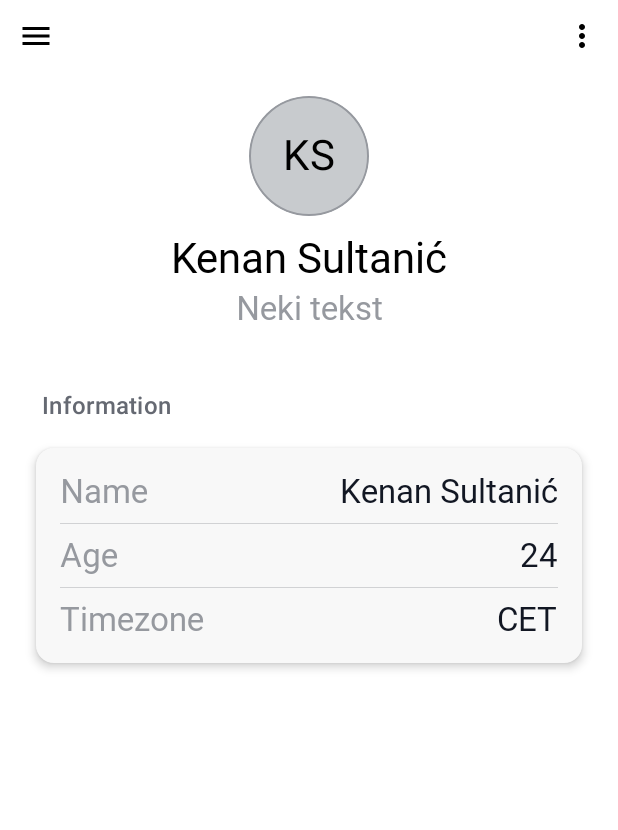
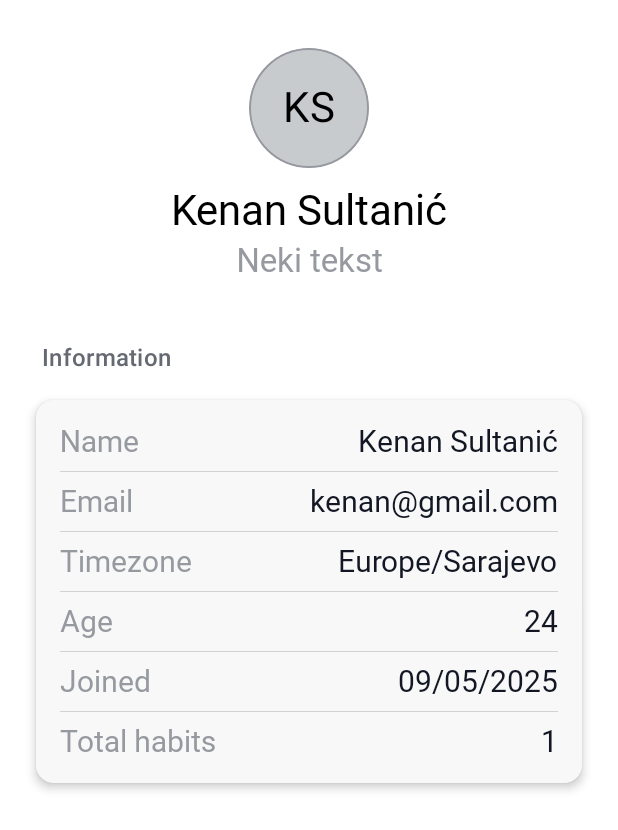
Before and after one commit to kenansultanic/android-habits-app, an Android app built with Jetpack Compose: the @Preview function ProfileScreenPreview, on a phone screen of 412 x 824 dp. Shown: the top 830 px of the screen. Run offline under Robolectric (Android 15) with nearby library versions, the phone set to English and light mode, and no system bars; our stand-ins replace Firebase (no records; nobody signed in at launch, a user with empty details on screens opened directly); Roboto replaces fonts that are not available here.

Commit message:
Profile Screen

```diff
--- a/app/src/main/java/ba/kenan/myhabits/domain/models/Habit.kt
+++ b/app/src/main/java/ba/kenan/myhabits/domain/models/Habit.kt
@@ -4,12 +4,13 @@
 import java.util.Date
 
 data class Habit(
+    val id: String = "",
     val name: String = "",
     val tags: List<String> = emptyList(),
+    val frequency: Frequency = Frequency(),
     val isArchived: Boolean = false,
-    val createdAt: Timestamp = Timestamp(Date().time),
-    val frequency: Frequency = Frequency(),
-    //val history: DocumentReference? = null
+    val createdAt: Date = Date(),
+    val history: Map<String, Boolean> = emptyMap()
 )
 
 data class Frequency(
--- /dev/null
+++ b/app/src/main/java/ba/kenan/myhabits/domain/models/UserProfile.kt
@@ -0,0 +1,12 @@
+package ba.kenan.myhabits.domain.models
+
+import java.util.Date
+
+data class UserProfile(
+    val name: String = "",
+    val email: String = "",
+    val birthDate: Date = Date(),
+    val timezone: String = "",
+    val joinedOn: Date = Date(),
+    val habits: List<Habit> = emptyList()
+)
--- a/app/src/main/java/ba/kenan/myhabits/presentation/ui/navigation/NavGraph.kt
+++ b/app/src/main/java/ba/kenan/myhabits/presentation/ui/navigation/NavGraph.kt
@@ -65,7 +65,7 @@
                     }
                 }
             } else {
-                ProfileScreen()
+                ProfileScreen(viewModel = hiltViewModel())
             }
         }
 
--- a/app/src/main/java/ba/kenan/myhabits/presentation/ui/screens/ProfileScreen.kt
+++ b/app/src/main/java/ba/kenan/myhabits/presentation/ui/screens/ProfileScreen.kt
@@ -1,5 +1,6 @@
 package ba.kenan.myhabits.presentation.ui.screens
 
+import android.util.Log
 import androidx.compose.foundation.layout.Arrangement
 import androidx.compose.foundation.layout.Column
 import androidx.compose.foundation.layout.Row
@@ -22,35 +23,90 @@
 import androidx.compose.material3.MaterialTheme
 import androidx.compose.material3.Text
 import androidx.compose.runtime.Composable
+import androidx.compose.runtime.LaunchedEffect
+import androidx.compose.runtime.getValue
 import androidx.compose.ui.Alignment
 import androidx.compose.ui.Modifier
 import androidx.compose.ui.graphics.Color
 import androidx.compose.ui.res.stringResource
 import androidx.compose.ui.unit.dp
+import androidx.compose.ui.unit.sp
+import androidx.lifecycle.compose.collectAsStateWithLifecycle
 import ba.kenan.myhabits.R
+import ba.kenan.myhabits.domain.models.Frequency
+import ba.kenan.myhabits.domain.models.Habit
+import ba.kenan.myhabits.domain.models.UserProfile
 import ba.kenan.myhabits.presentation.ui.components.ImageBox
+import ba.kenan.myhabits.presentation.ui.components.LoadingComponent
 import ba.kenan.myhabits.presentation.ui.theme.MyHabitsAppTheme
 import ba.kenan.myhabits.presentation.ui.theme.fontBlack
 import ba.kenan.myhabits.presentation.ui.theme.fontDarkGrey
 import ba.kenan.myhabits.presentation.ui.theme.fontGrey
 import ba.kenan.myhabits.presentation.utils.DevicesPreview
+import ba.kenan.myhabits.presentation.viewmodels.profile.ProfileUiState
+import ba.kenan.myhabits.presentation.viewmodels.profile.ProfileViewModel
+import com.google.firebase.auth.FirebaseAuth
+import java.text.SimpleDateFormat
+import java.time.LocalDate
+import java.time.ZoneId
+import java.time.temporal.ChronoUnit
+import java.util.Calendar
+import java.util.Date
+import java.util.Locale
 
 @Composable
 fun ProfileScreen(
+    viewModel: ProfileViewModel,
     modifier: Modifier = Modifier
 ) {
-    val info = listOf(
-        "Name" to "Kenan Sultanić",
-        "Age" to "24",
-        "Timezone" to "CET"
+    val uiState by viewModel.uiState.collectAsStateWithLifecycle()
+    val userId = FirebaseAuth.getInstance().currentUser?.uid
+
+    LaunchedEffect(userId) {
+        userId?.let { viewModel.loadProfile(it) }
+    }
+
+    when (uiState) {
+        is ProfileUiState.Loading -> LoadingComponent()
+        is ProfileUiState.Error -> {
+            Log.e("Profile", "Failed to load profile", (uiState as ProfileUiState.Error).error)
+        }
+        is ProfileUiState.Success -> {
+            val profile = (uiState as ProfileUiState.Success).profile
+            val formatter = SimpleDateFormat("dd/MM/yyyy", Locale.getDefault())
+            val joinedOn = formatter.format(profile.joinedOn)
+            val birthLocalDate = profile.birthDate.toInstant()
+                .atZone(ZoneId.systemDefault())
+                .toLocalDate()
+            val today = LocalDate.now()
+            val age = ChronoUnit.YEARS.between(birthLocalDate, today).toString()
+            val nameParts = profile.name.trim().split(" ")
+            val initials = nameParts.take(2).map { it.first().uppercaseChar() }.joinToString("")
+            ProfileScreen(
+                profile = profile,
+                age = age,
+                initials = initials,
+                joinedOn = joinedOn,
+                modifier = modifier
             )
+        }
+    }
+}
 
+@Composable
+private fun ProfileScreen(
+    profile: UserProfile,
+    initials: String,
+    age: String,
+    joinedOn: String,
+    modifier: Modifier = Modifier
+) {
     Column(
         modifier = modifier
             .fillMaxSize()
             .verticalScroll(rememberScrollState())
     ) {
-        Row(
+        /*Row(
             modifier = Modifier.fillMaxWidth(),
             horizontalArrangement = Arrangement.SpaceBetween,
             verticalAlignment = Alignment.CenterVertically
@@ -61,18 +117,18 @@
             IconButton(onClick = {}) {
                 Icon(Icons.Default.MoreVert, contentDescription = null)
             }
-        }
+        }*/
 
-        Spacer(modifier = Modifier.height(16.dp))
+        Spacer(modifier = Modifier.height(32.dp))
 
         Column(
             horizontalAlignment = Alignment.CenterHorizontally,
             modifier = Modifier.fillMaxWidth()
         ) {
-            ImageBox(initials = "KS")
+            ImageBox(initials = initials)
             Spacer(modifier = Modifier.height(12.dp))
             Text(
-                text = "Kenan Sultanić",
+                text = profile.name,
                 style = MaterialTheme.typography.headlineSmall,
                 color = Color.Black
             )
@@ -104,16 +160,37 @@
             colors = CardDefaults.cardColors(containerColor = Color(0xFFF8F8F8))
         ) {
             Column(modifier = Modifier.padding(16.dp)) {
-                info.forEachIndexed { index, (label, value) ->
-                    InfoItem(label, value)
-                    if (index < info.size - 1) {
+                InfoItem("Name", profile.name)
                 HorizontalDivider(
                     modifier = Modifier.padding(vertical = 8.dp),
                     thickness = 0.7.dp,
                     color = fontGrey.copy(alpha = 0.4f)
                 )
-                    }
-                }
+                InfoItem("Email", profile.email)
+                HorizontalDivider(
+                    modifier = Modifier.padding(vertical = 8.dp),
+                    thickness = 0.7.dp,
+                    color = fontGrey.copy(alpha = 0.4f)
+                )
+                InfoItem("Timezone", profile.timezone)
+                HorizontalDivider(
+                    modifier = Modifier.padding(vertical = 8.dp),
+                    thickness = 0.7.dp,
+                    color = fontGrey.copy(alpha = 0.4f)
+                )
+                InfoItem("Age", age)
+                HorizontalDivider(
+                    modifier = Modifier.padding(vertical = 8.dp),
+                    thickness = 0.7.dp,
+                    color = fontGrey.copy(alpha = 0.4f)
+                )
+                InfoItem("Joined", joinedOn)
+                HorizontalDivider(
+                    modifier = Modifier.padding(vertical = 8.dp),
+                    thickness = 0.7.dp,
+                    color = fontGrey.copy(alpha = 0.4f)
+                )
+                InfoItem("Total habits", profile.habits.size.toString())
             }
         }
     }
@@ -128,11 +205,11 @@
     ) {
         Text(
             text = label,
-            style = MaterialTheme.typography.bodyMedium.copy(color = fontGrey)
+            style = MaterialTheme.typography.bodyMedium.copy(color = fontGrey, fontSize = 20.sp)
         )
         Text(
             text = value,
-            style = MaterialTheme.typography.bodyMedium.copy(color = fontBlack)
+            style = MaterialTheme.typography.bodyMedium.copy(color = fontBlack, fontSize = 20.sp)
         )
     }
 }
@@ -141,6 +218,24 @@
 @Composable
 private fun ProfileScreenPreview() {
     MyHabitsAppTheme {
-        ProfileScreen()
+        val previewProfile = UserProfile(
+            name = "Kenan Sultanić",
+            email = "kenan@gmail.com",
+            birthDate = Calendar.getInstance().apply { set(2025, 4, 13) }.time,
+            timezone = "Europe/Sarajevo",
+            joinedOn = Calendar.getInstance().apply { set(2025, 4, 29) }.time,
+            habits = listOf(
+                Habit(
+                    id = "1",
+                    name = "Running",
+                    tags = listOf("health", "fitness"),
+                    frequency = Frequency("Weekly", listOf(1, 3, 5)),
+                    isArchived = false,
+                    createdAt = Date(),
+                    history = mapOf("2025-05-28" to true)
+                )
+            )
+        )
+        ProfileScreen(profile = previewProfile, initials = "KS", age = "24", joinedOn = "09/05/2025")
     }
 }
```
Also changed, not shown: app/src/main/java/ba/kenan/myhabits/data/di/AppModule.kt (renamed from app/src/main/java/ba/kenan/myhabits/data/di/AuthModule.kt, +8 -0 lines), app/src/main/java/ba/kenan/myhabits/data/repository/ProfileRepositoryImpl.kt (added, +53 -0 lines), app/src/main/java/ba/kenan/myhabits/domain/repository/ProfileRepository.kt (added, +7 -0 lines), app/src/main/java/ba/kenan/myhabits/presentation/viewmodels/profile/ProfileUiState.kt (added, +9 -0 lines), app/src/main/java/ba/kenan/myhabits/presentation/viewmodels/profile/ProfileViewModel.kt (added, +30 -0 lines). Lines whose indentation alone changed are shown as unchanged.
